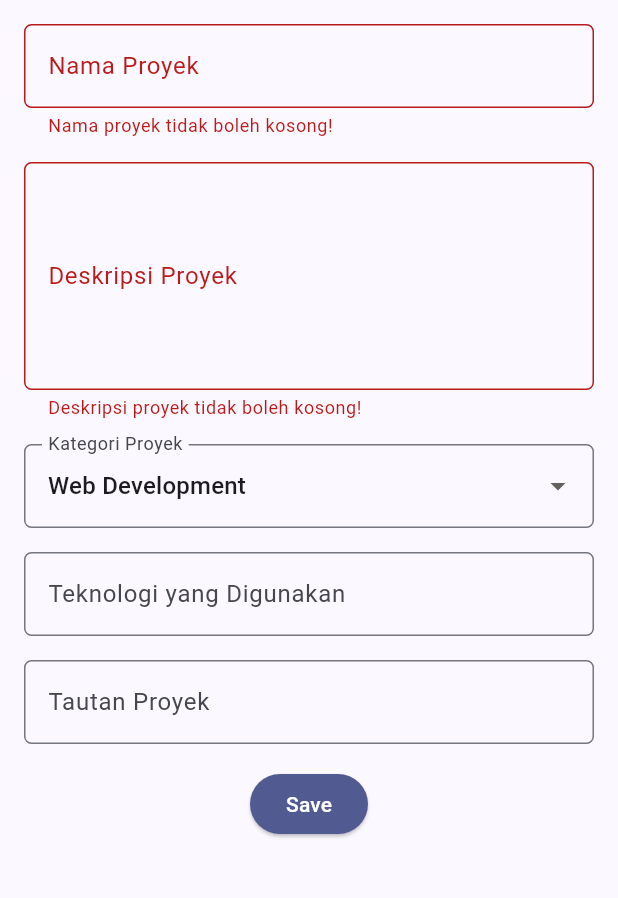
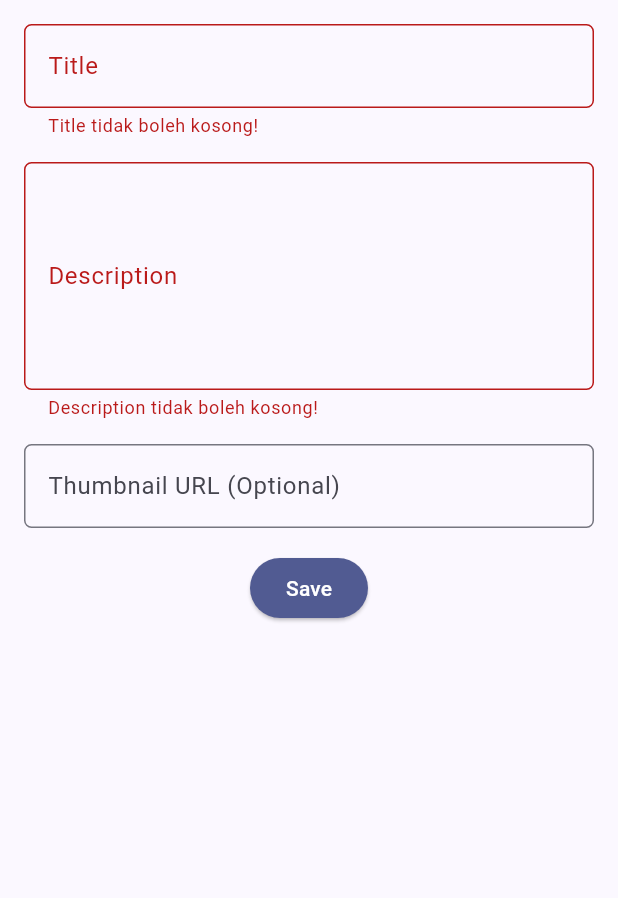
Before and after one commit to rifkypadjri/myportofolio_mobile, a Flutter app: the ProjectFormPage screen opened directly, after a tap on "Save", on a phone screen of 412 x 824 dp, the part 84-982 px from its top. Run offline on Flutter 3.47's test engine with Material 3 defaults, Android fonts, the phone set to English and light mode, and no system bars; our stand-ins replace material_ui; generated files the repository leaves out were written again.

Commit message:
feat: protect add-project actions with login and post projects to the API
Align the project form with the backend ProjectSerializer (title,
description, thumbnail), handle 401/403/other errors, add login/logout to
the drawer and home cards, and cover the flow with MockClient tests.

```diff
--- a/lib/screens/project_form.dart
+++ b/lib/screens/project_form.dart
@@ -1,6 +1,12 @@
 import 'package:material_ui/material_ui.dart';
+import 'package:myportofolio_mobile/models/project.dart';
+import 'package:myportofolio_mobile/services/api_client.dart';
+import 'package:myportofolio_mobile/services/auth_state.dart';
+import 'package:myportofolio_mobile/widgets/auth_guard.dart';
 import 'package:myportofolio_mobile/widgets/left_drawer.dart';
+import 'package:provider/provider.dart';
 
+/// Formulir menambah proyek; field mengikuti `ProjectSerializer` backend.
 class ProjectFormPage extends StatefulWidget {
   const ProjectFormPage({super.key});
 
@@ -10,20 +16,11 @@ class ProjectFormPage extends StatefulWidget {
 
 class _ProjectFormPageState extends State<ProjectFormPage> {
   final _formKey = GlobalKey<FormState>();
-  static const _defaultCategory = 'Web Development';
-  static const _categories = [
-    _defaultCategory,
-    'Mobile Development',
-    'Machine Learning',
-    'Data Science',
-    'Other',
-  ];
 
-  String _projectName = '';
+  String _title = '';
   String _description = '';
-  String _category = _defaultCategory;
-  String _technologies = '';
-  String _projectLink = '';
+  String _thumbnail = '';
+  bool _isSubmitting = false;
 
   InputDecoration _decoration(String label, {String? hint}) {
     return InputDecoration(
@@ -33,12 +30,82 @@ class _ProjectFormPageState extends State<ProjectFormPage> {
     );
   }
 
+  String? _validateUrl(String? value, {required bool required}) {
+    final text = value?.trim() ?? '';
+    if (text.isEmpty) return required ? 'URL tidak boleh kosong!' : null;
+    final uri = Uri.tryParse(text);
+    final valid =
+        uri != null &&
+        (uri.scheme == 'http' || uri.scheme == 'https') &&
+        uri.host.isNotEmpty;
+    return valid ? null : 'Format URL tidak valid (gunakan http/https).';
+  }
+
   Future<void> _submit() async {
     if (!_formKey.currentState!.validate()) return;
     FocusScope.of(context).unfocus();
 
-    // Tutorial ini hanya menampilkan input; belum ada penyimpanan ke database.
-    final confirmed = await showDialog<bool>(
+    final apiClient = context.read<ApiClient>();
+    final authState = context.read<AuthState>();
+    final messenger = ScaffoldMessenger.of(context);
+
+    setState(() {
+      _isSubmitting = true;
+    });
+    try {
+      if (!await ensureLoggedIn(context)) return;
+      if (!mounted) return;
+
+      final newProject = Project(
+        title: _title.trim(),
+        description: _description.trim(),
+        thumbnail: _thumbnail.trim(),
+      );
+
+      Project created;
+      try {
+        created = await apiClient.createProject(
+          newProject,
+          token: authState.token!,
+        );
+      } on ApiException catch (error) {
+        if (!mounted) return;
+        if (error.statusCode == 401) {
+          // Token ditolak server: akhiri sesi lalu minta login ulang.
+          await authState.logout();
+          if (!mounted) return;
+          messenger.showSnackBar(
+            const SnackBar(
+              content: Text('Sesi berakhir (401). Silakan login kembali.'),
+            ),
+          );
+          await ensureLoggedIn(context);
+        } else if (error.statusCode == 403) {
+          messenger.showSnackBar(
+            const SnackBar(
+              content: Text(
+                'Hanya pemilik portofolio yang dapat menambah proyek (403).',
+              ),
+            ),
+          );
+        } else {
+          messenger.showSnackBar(
+            SnackBar(
+              content: Text('Gagal menyimpan proyek (${error.statusCode}).'),
+            ),
+          );
+        }
+        return;
+      } catch (_) {
+        if (!mounted) return;
+        messenger.showSnackBar(
+          const SnackBar(content: Text('Tidak dapat terhubung ke server.')),
+        );
+        return;
+      }
+      if (!mounted) return;
+
+      await showDialog<void>(
         context: context,
         builder: (dialogContext) => AlertDialog(
           title: const Text('Proyek berhasil ditambahkan!'),
@@ -47,33 +114,36 @@ class _ProjectFormPageState extends State<ProjectFormPage> {
               mainAxisSize: MainAxisSize.min,
               crossAxisAlignment: CrossAxisAlignment.start,
               children: [
-              Text('Nama Proyek: ${_projectName.trim()}'),
-              Text('Deskripsi: ${_description.trim()}'),
-              Text('Kategori: $_category'),
-              Text('Teknologi: ${_technologies.trim()}'),
-              Text('Tautan: ${_projectLink.trim()}'),
+                Text('Judul: ${created.title}'),
+                Text('Deskripsi: ${created.description}'),
+                Text('Thumbnail: ${created.thumbnail}'),
               ],
             ),
           ),
           actions: [
             TextButton(
-            onPressed: () => Navigator.pop(dialogContext, true),
+              onPressed: () => Navigator.pop(dialogContext),
               child: const Text('OK'),
             ),
           ],
         ),
       );
 
-    if (!mounted || confirmed != true) return;
+      if (!mounted) return;
       // Reset tampilan dan data bersama agar isian lama tidak masuk submit berikutnya.
       _formKey.currentState!.reset();
       setState(() {
-      _projectName = '';
+        _title = '';
         _description = '';
-      _category = _defaultCategory;
-      _technologies = '';
-      _projectLink = '';
+        _thumbnail = '';
       });
+    } finally {
+      if (mounted) {
+        setState(() {
+          _isSubmitting = false;
+        });
+      }
+    }
   }
 
   @override
@@ -96,10 +166,10 @@ class _ProjectFormPageState extends State<ProjectFormPage> {
                 Padding(
                   padding: const EdgeInsets.all(8),
                   child: TextFormField(
-                    decoration: _decoration('Nama Proyek', hint: 'Nama Proyek'),
-                    onChanged: (value) => _projectName = value,
+                    decoration: _decoration('Title', hint: 'Title'),
+                    onChanged: (value) => _title = value,
                     validator: (value) => value == null || value.trim().isEmpty
-                        ? 'Nama proyek tidak boleh kosong!'
+                        ? 'Title tidak boleh kosong!'
                         : null,
                   ),
                 ),
@@ -107,40 +177,11 @@ class _ProjectFormPageState extends State<ProjectFormPage> {
                   padding: const EdgeInsets.all(8),
                   child: TextFormField(
                     maxLines: 5,
-                    decoration: _decoration('Deskripsi Proyek'),
+                    decoration: _decoration('Description'),
                     onChanged: (value) => _description = value,
                     validator: (value) => value == null || value.trim().isEmpty
-                        ? 'Deskripsi proyek tidak boleh kosong!'
+                        ? 'Description tidak boleh kosong!'
                         : null,
-                  ),
-                ),
-                Padding(
-                  padding: const EdgeInsets.all(8),
-                  child: DropdownButtonFormField<String>(
-                    decoration: _decoration('Kategori Proyek'),
-                    initialValue: _defaultCategory,
-                    isExpanded: true,
-                    items: _categories
-                        .map(
-                          (category) => DropdownMenuItem(
-                            value: category,
-                            child: Text(category),
-                          ),
-                        )
-                        .toList(),
-                    onChanged: (value) {
-                      if (value != null) _category = value;
-                    },
-                  ),
-                ),
-                Padding(
-                  padding: const EdgeInsets.all(8),
-                  child: TextFormField(
-                    decoration: _decoration(
-                      'Teknologi yang Digunakan',
-                      hint: 'Contoh: Flutter, Django, Figma',
-                    ),
-                    onChanged: (value) => _technologies = value,
                   ),
                 ),
                 Padding(
@@ -148,10 +189,11 @@ class _ProjectFormPageState extends State<ProjectFormPage> {
                   child: TextFormField(
                     keyboardType: TextInputType.url,
                     decoration: _decoration(
-                      'Tautan Proyek',
-                      hint: 'URL Proyek (opsional)',
+                      'Thumbnail URL (Optional)',
+                      hint: 'https://example.com/image.png',
                     ),
-                    onChanged: (value) => _projectLink = value,
+                    onChanged: (value) => _thumbnail = value,
+                    validator: (value) => _validateUrl(value, required: false),
                   ),
                 ),
                 Align(
@@ -163,7 +205,7 @@ class _ProjectFormPageState extends State<ProjectFormPage> {
                         backgroundColor: Theme.of(context).colorScheme.primary,
                         foregroundColor: Colors.white,
                       ),
-                      onPressed: _submit,
+                      onPressed: _isSubmitting ? null : _submit,
                       child: const Text('Save'),
                     ),
                   ),
--- a/lib/widgets/left_drawer.dart
+++ b/lib/widgets/left_drawer.dart
@@ -2,12 +2,17 @@ import 'package:material_ui/material_ui.dart';
 import 'package:myportofolio_mobile/screens/experience_form.dart';
 import 'package:myportofolio_mobile/screens/menu.dart';
 import 'package:myportofolio_mobile/screens/project_form.dart';
+import 'package:myportofolio_mobile/screens/project_list_screen.dart';
+import 'package:myportofolio_mobile/services/auth_state.dart';
+import 'package:myportofolio_mobile/widgets/auth_guard.dart';
+import 'package:provider/provider.dart';
 
 class LeftDrawer extends StatelessWidget {
   const LeftDrawer({super.key});
 
   @override
   Widget build(BuildContext context) {
+    final isLoggedIn = context.watch<AuthState>().isLoggedIn;
     return Drawer(
       child: ListView(
         padding: EdgeInsets.zero,
@@ -49,10 +54,26 @@ class LeftDrawer extends StatelessWidget {
             },
           ),
           ListTile(
+            leading: const Icon(Icons.folder_outlined),
+            title: const Text('Projects'),
+            onTap: () {
+              final navigator = Navigator.of(context);
+              navigator.pop();
+              navigator.pushReplacement(
+                MaterialPageRoute(
+                  builder: (context) => const ProjectListScreen(),
+                ),
+              );
+            },
+          ),
+          ListTile(
             leading: const Icon(Icons.add_circle_outline),
             title: const Text('Add Project'),
-            onTap: () {
+            onTap: () async {
               final navigator = Navigator.of(context);
+              // Aksi terproteksi: minta login dulu (drawer tetap terbuka).
+              if (!await ensureLoggedIn(context)) return;
+              if (!context.mounted) return;
               navigator.pop();
               navigator.pushReplacement(
                 MaterialPageRoute(
@@ -74,6 +95,29 @@ class LeftDrawer extends StatelessWidget {
               );
             },
           ),
+          if (!isLoggedIn)
+            ListTile(
+              leading: const Icon(Icons.login),
+              title: const Text('Login'),
+              onTap: () {
+                ensureLoggedIn(context);
+              },
+            )
+          else
+            ListTile(
+              leading: const Icon(Icons.logout),
+              title: const Text('Logout'),
+              onTap: () {
+                final navigator = Navigator.of(context);
+                final authState = context.read<AuthState>();
+                final messenger = ScaffoldMessenger.of(context);
+                navigator.pop();
+                authState.logout();
+                messenger.showSnackBar(
+                  const SnackBar(content: Text('Logout berhasil.')),
+                );
+              },
+            ),
         ],
       ),
     );
```
Also changed, not shown: lib/widgets/project_card.dart (+41 -13 lines), 5 other files. Lines whose indentation alone changed are shown as unchanged.
